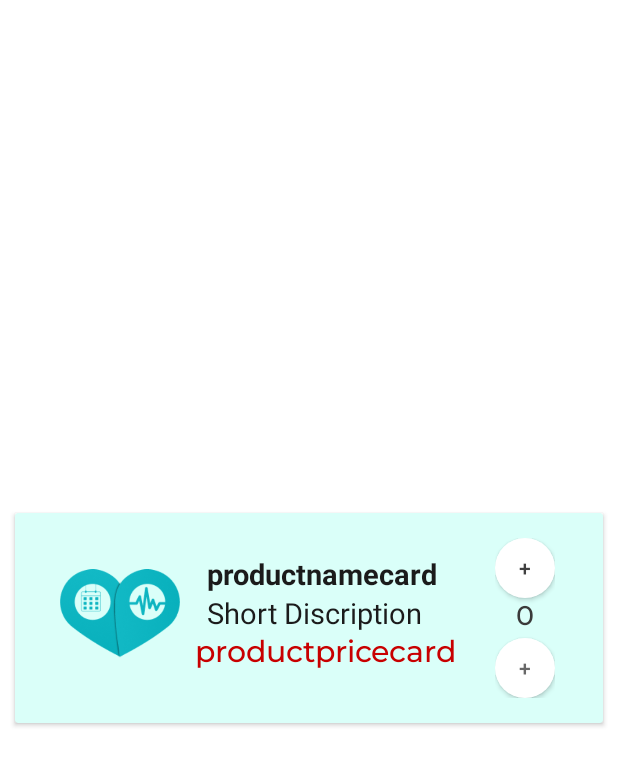
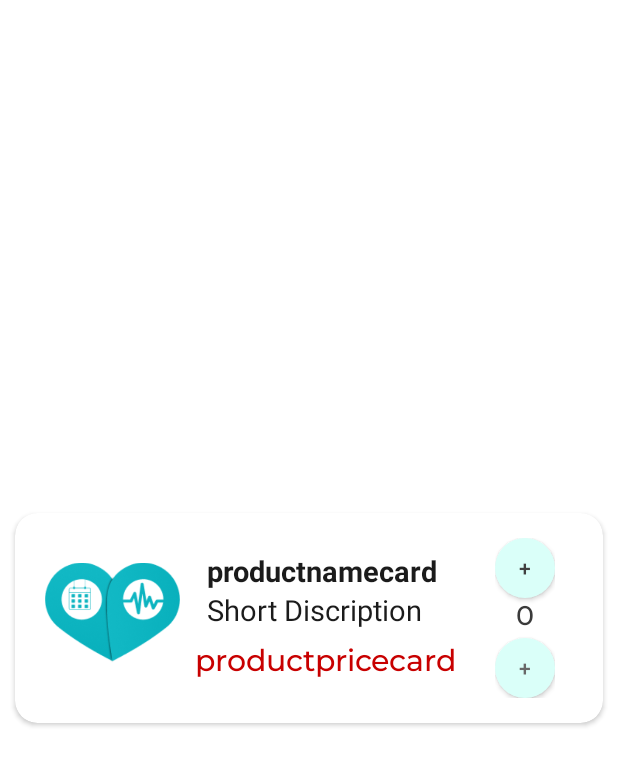
Before and after one commit to IsaacRajab/3elaj, an Android app: the layout product_card_cart.xml on its own in the app's theme, with its tools: preview values and no code run, on a phone screen of 412 x 824 dp. Shown: the top 766 px of the screen. Run offline under Robolectric (Android 15) with nearby library versions, the phone set to English and light mode, and no system bars.

Commit message:
New Update V2 Marwan

```diff
--- a/app/src/main/res/layout/activity_cart.xml
+++ b/app/src/main/res/layout/activity_cart.xml
@@ -8,6 +8,7 @@
     tools:context=".Cart"
     android:orientation="vertical"
     android:paddingHorizontal="15dp"
+    android:background="#E9EFED"
     >
 
     <LinearLayout
--- a/app/src/main/res/layout/product_card_cart.xml
+++ b/app/src/main/res/layout/product_card_cart.xml
@@ -6,21 +6,22 @@
     android:layout_height="140dp"
     android:layout_gravity="center"
     android:layout_margin="10dp"
-    app:cardBackgroundColor="#DAFFF9"
+    app:cardBackgroundColor="#FFFFFF"
+    app:cardCornerRadius="15dp"
     >
 
     <LinearLayout
         android:layout_width="match_parent"
         android:layout_height="match_parent"
         android:orientation="horizontal"
-        android:layout_marginHorizontal="20dp"
+        android:layout_marginHorizontal="10dp"
 
         >
 
         <ImageView
-            android:id="@+id/productImg"
-            android:layout_width="80dp"
-            android:layout_height="80dp"
+            android:id="@+id/drugImgCard"
+            android:layout_width="90dp"
+            android:layout_height="90dp"
             android:layout_gravity="center"
             android:layout_marginHorizontal="10dp"
             android:src="@drawable/logo" />
@@ -29,10 +30,15 @@
             android:layout_width="200dp"
             android:layout_height="wrap_content"
             android:orientation="vertical"
-            android:layout_marginTop="27dp"
+            android:layout_gravity="center"
             >
+            <LinearLayout
+                android:layout_width="200dp"
+                android:layout_height="60dp"
+                android:orientation="vertical"
+                >
             <TextView
-                android:id="@+id/productName"
+                android:id="@+id/drugNameCard"
                 android:layout_width="match_parent"
                 android:layout_height="wrap_content"
                 android:text="@string/productnamecard"
@@ -43,7 +49,7 @@
                 />
 
             <TextView
-                android:id="@+id/shortDiscription"
+                android:id="@+id/drugDescriptionCard"
                 android:layout_width="match_parent"
                 android:layout_height="wrap_content"
                 android:text="Short Discription"
@@ -52,9 +58,10 @@
                 android:paddingLeft="8dp"
                 android:textColor="#1B1B1B"
                 />
+            </LinearLayout>
 
             <TextView
-                android:id="@+id/productPrice"
+                android:id="@+id/drugPriceCard"
                 android:layout_width="match_parent"
                 android:layout_height="wrap_content"
                 android:fontFamily="@font/montserrat_medium"
@@ -77,13 +84,13 @@
                 android:layout_width="40dp"
                 android:layout_height="40dp"
                 android:textColor="#404040"
-                app:backgroundTint="#FFFFFF"
+                app:backgroundTint="#DAFFF9"
                 android:background="@drawable/radis"
                 android:text="+"
 
                 />
             <TextView
-                android:id="@+id/quantityCartCard"
+                android:id="@+id/drugQuantityCard"
                 android:layout_width="match_parent"
                 android:layout_height="wrap_content"
                 android:fontFamily="@font/montserrat_medium"
@@ -98,7 +105,7 @@
                 android:layout_width="40dp"
                 android:layout_height="40dp"
                 android:textColor="#686868"
-                app:backgroundTint="#FFFFFF"
+                app:backgroundTint="#DAFFF9"
                 android:background="@drawable/radis"
                 android:text="+"
 
```
Also changed, not shown: app/src/main/java/com/example/a3elaj/Cart.java (+4 -13 lines), app/src/main/java/com/example/a3elaj/CartAdapter.java (+51 -1 lines).
